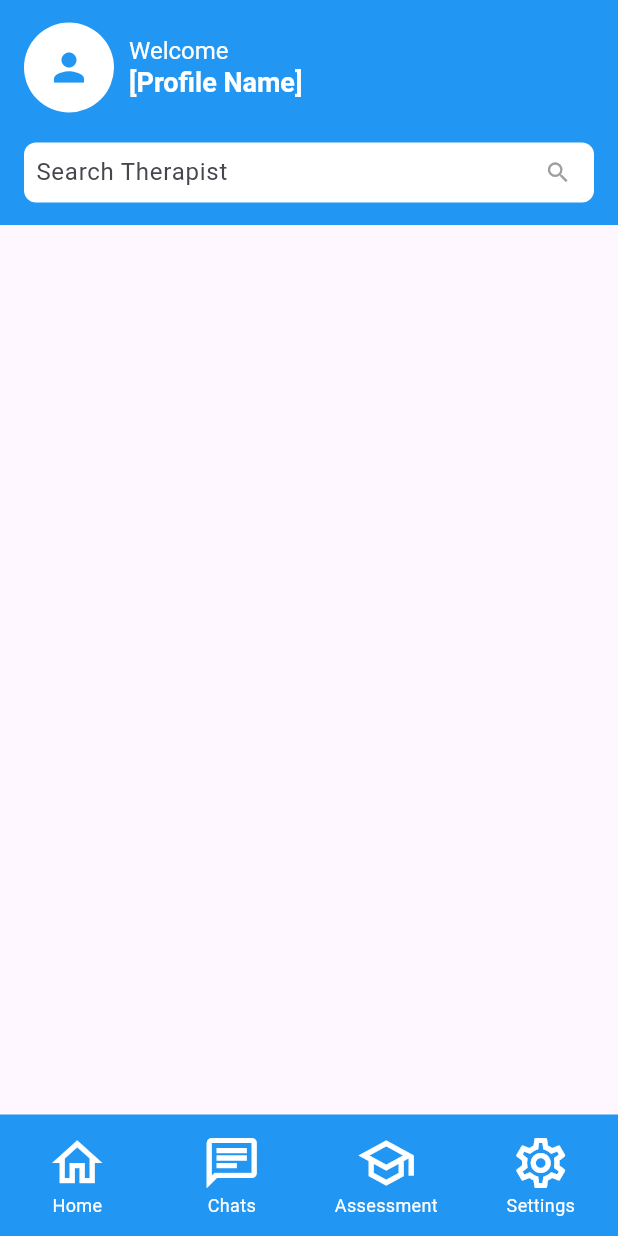
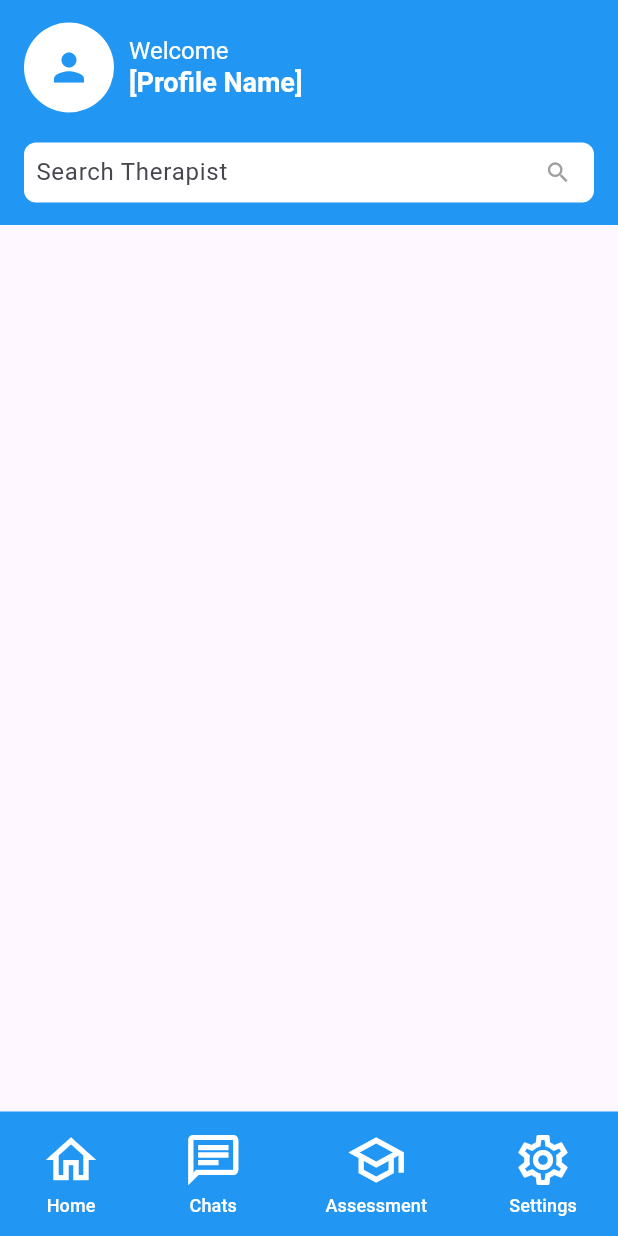
Before and after one commit to KahnSvaer/CuraHead, a Flutter app: the screen it shows after launch, on a phone screen of 412 x 824 dp. Run offline on Flutter 3.47's test engine with Material 3 defaults, Android fonts, the phone set to English and light mode, and no system bars.

Commit message:
Refactoring Program Structure

```diff
--- a/frontend/lib/main.dart
+++ b/frontend/lib/main.dart
@@ -124,45 +124,37 @@
         mainAxisAlignment: MainAxisAlignment.spaceAround,
         children: [
           // Home button
-          NavItemButton(
+          buildNavButton(
+            context,
             icon: Icons.home_outlined,
             label: 'Home',
-            iconSize: iconImageSize, // Customize size if needed
-            iconColor: iconImageColor,
-            textColor: textColor,
             onTap: () {
               print('Navigate to Home Page');
             },
           ),
           // Chat button
-          NavItemButton(
+          buildNavButton(
+            context,
             icon: Icons.chat_outlined,
             label: 'Chats',
-            iconSize: iconImageSize,
-            iconColor: iconImageColor,
-            textColor: textColor,
             onTap: () {
               print('Navigate to Chat Page');
             },
           ),
-          // Exam button (using school icon)
-          NavItemButton(
+          // Exam button
+          buildNavButton(
+            context,
             icon: Icons.school_outlined,
             label: 'Assessment',
-            iconSize: iconImageSize,
-            iconColor: iconImageColor,
-            textColor: textColor,
             onTap: () {
               print('Navigate to Exam Page');
             },
           ),
           // Settings button
-          NavItemButton(
+          buildNavButton(
+            context,
             icon: Icons.settings_outlined,
             label: 'Settings',
-            iconSize: iconImageSize,
-            iconColor: iconImageColor,
-            textColor: textColor,
             onTap: () {
               print('Navigate to Settings Page');
             },
@@ -171,96 +163,40 @@
       ),
     );
   }
-}
 
-class NavItemButton extends StatefulWidget {
-  final IconData icon;
-  final String label;
-  final double iconSize;
-  final double textSize;
-  final Color textColor;
-  final Color iconColor;
-  final Color pressedColor;
-  final Color boxColor;
-  final bool showOutline; // Flag to show or hide outline
-  final Color outlineColor; // Color of the outline
-  final double outlineWidth; // Width of the outline
-  final double buttonWidth;
-  final VoidCallback onTap;
-
-  const NavItemButton({
-    super.key,
-    required this.icon,
-    required this.label,
-    this.iconSize = 28.0, // Default icon size
-    this.textSize = 12.0, // Default text size
-    this.iconColor = Colors.white, // Default icon color
-    this.textColor = Colors.white, // Default text color
-    this.pressedColor = Colors.blueAccent, // Color when pressed
-    this.boxColor = Colors.transparent, // Transparent by default
-    this.outlineColor = Colors.transparent, // Default outline color
-    this.outlineWidth = 0, // Default outline width
-    this.showOutline = false,
-    this.buttonWidth = 90,
-    required this.onTap,
-  });
-
-  @override
-  NavItemButtonState createState() => NavItemButtonState();
-}
-
-class NavItemButtonState extends State<NavItemButton> {
-  bool _isPressed = false; // Track whether the button is pressed
-
-  @override
-  Widget build(BuildContext context) {
-    return GestureDetector(
-      onTap: widget.onTap, // Trigger the provided onTap function
-      onTapDown: (_) {
-        setState(() {
-          _isPressed = true; // Button is pressed
-        });
-      },
-      onTapUp: (_) {
-        setState(() {
-          _isPressed = false; // Button is released
-        });
-      },
-      onTapCancel: () {
-        setState(() {
-          _isPressed = false; // Button release is cancelled
-        });
-      },
-      child:
-      Container(
-        width: widget.buttonWidth,
-        decoration: BoxDecoration(
-          color: _isPressed ? widget.pressedColor : widget.boxColor, // Change box color when pressed
-          borderRadius: BorderRadius.circular(16.0), // Rounded edges
-          border: widget.showOutline
-              ? Border.all(
-            color: widget.outlineColor.withOpacity(0.3), // Outline color from property
-            width: widget.outlineWidth, // Outline width from property
-          )
-              : null, // No border if showOutline is false
+  // Helper function to create a filled button
+  Widget buildNavButton(BuildContext context, {
+    required IconData icon,
+    required String label,
+    required VoidCallback onTap,
+  }) {
+    return FilledButton(
+      onPressed: onTap,
+      style: FilledButton.styleFrom(
+        backgroundColor: Colors.transparent, // Button background color
+        foregroundColor: Colors.white, // Icon and text color
+        padding: const EdgeInsets.symmetric(vertical: 10, horizontal: 16),
+        shape: RoundedRectangleBorder(
+          borderRadius: BorderRadius.circular(12), // Rounded corners
         ),
-        padding: EdgeInsets.symmetric(vertical: 10.0, horizontal: 10.0),
+      ),
       child: Column(
         mainAxisSize: MainAxisSize.min,
         children: [
           Icon(
-              widget.icon,
-              color: widget.iconColor,
-              size: widget.iconSize,
-
+            icon,
+            size: iconImageSize, // Icon size
+            color: iconImageColor, // Icon color
           ),
-            const SizedBox(height: 0), // Small gap between icon and label
+          const SizedBox(height: 2), // Gap between icon and text
           Text(
-              widget.label,
-              style: TextStyle(fontSize: widget.textSize, color: widget.textColor),
+            label,
+            style: TextStyle(
+              fontSize: 12, // Text size
+              color: textColor, // Text color
+            ),
           ),
         ],
-        ),
       ),
     );
   }
```
Lines whose indentation alone changed are shown as unchanged.
